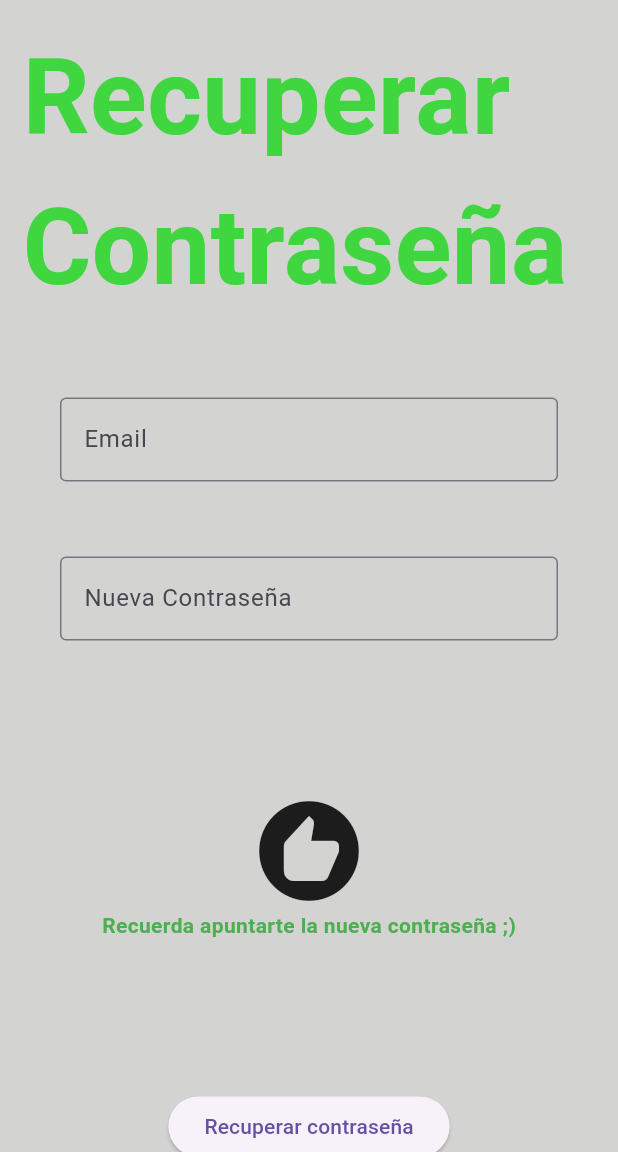
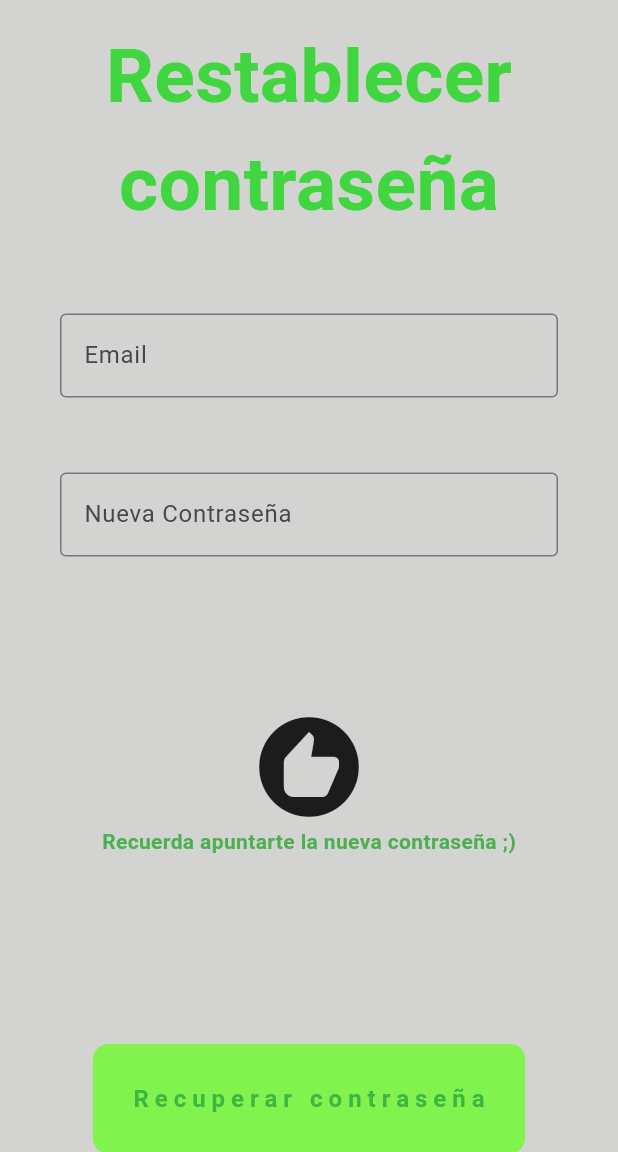
Before and after one commit to javierbm28/freetour, a Flutter app: the screen it shows after launch, after a tap on "Olvidaste la contraseña? Haz click aquí", on a phone screen of 412 x 824 dp, the part 84-1236 px from its top. Run offline on Flutter 3.47's test engine with Material 3 defaults, Android fonts, the phone set to English and light mode, and no system bars; our stand-ins replace google_fonts.

Commit message:
Canvi dels botons de elevatedButton a Container clickable
Text de la pagina inici centrat per movil

```diff
--- /dev/null
+++ b/lib/components/boto_auth.dart
@@ -0,0 +1,39 @@
+import 'package:flutter/material.dart';
+
+class BotoAuth extends StatelessWidget {
+  final String text;
+  Function()? onTap;
+
+  BotoAuth({
+    super.key,
+    required this.text,
+    required this.onTap,
+  });
+
+  @override
+  Widget build(BuildContext context) {
+    return GestureDetector(
+      onTap: onTap,
+      child: Container(
+        decoration: BoxDecoration(
+          borderRadius: BorderRadius.circular(10),
+          color: Color.fromARGB(255, 130, 243, 78),
+        ),
+        padding: const EdgeInsets.symmetric(
+          horizontal: 25,
+          vertical: 25,
+        ),
+        margin: const EdgeInsets.all(25),
+        child: Text(
+          text,
+          style: TextStyle(
+            color: const Color.fromARGB(255, 62, 182, 66),
+            fontWeight: FontWeight.bold,
+            fontSize: 16,
+            letterSpacing: 4,
+          ),
+        ),
+      ),
+    );
+  }
+}
--- a/lib/pagines/Pagina_Login.dart
+++ b/lib/pagines/Pagina_Login.dart
@@ -1,4 +1,5 @@
 import 'package:flutter/material.dart';
+import 'package:freetour/components/boto_auth.dart';
 import 'package:freetour/components/textField_auth.dart';
 import 'package:freetour/pagines/Pagina_Inici.dart';
 import 'package:freetour/pagines/Pagina_Recuperacio.dart';
@@ -16,6 +17,14 @@ class _LoginState extends State<Login> {
   TextEditingController controladorEmail = TextEditingController();
   TextEditingController controladorContrasenya = TextEditingController();
 
+  void ferLogin(BuildContext buildContext) async {
+    Navigator.pop(context);
+    Navigator.push(
+      context,
+      MaterialPageRoute(builder: (context) => const PaginaInici()),
+    );
+  }
+
   @override
   Widget build(BuildContext context) {
     return Scaffold(
@@ -23,7 +32,7 @@ class _LoginState extends State<Login> {
         title: const Text("Discovery Tour"),
         backgroundColor: const Color.fromARGB(255, 63, 214, 63),
       ),
-      backgroundColor: const Color.fromARGB(99, 141, 145, 140),
+      backgroundColor: const Color.fromARGB(98, 199, 202, 198),
       body: SingleChildScrollView(
         child: Container(
           width: double.infinity,
@@ -35,7 +44,7 @@ class _LoginState extends State<Login> {
                 "Login",
                 style: GoogleFonts.aBeeZee(
                   textStyle: const TextStyle(
-                    fontSize: 70,
+                    fontSize: 50,
                     fontWeight: FontWeight.bold,
                     color: Color.fromARGB(255, 63, 214, 63),
                   ),
@@ -58,7 +67,7 @@ class _LoginState extends State<Login> {
                 labelText: "Contraseña",
               ),
               const SizedBox(
-                height: 100,
+                height: 50,
               ),
               GestureDetector(
                 onTap: () {
@@ -77,41 +86,26 @@ class _LoginState extends State<Login> {
                   ),
                 ),
               ),
+              const SizedBox(
+                height: 50,
+              ),
               Row(
                 mainAxisAlignment: MainAxisAlignment.center,
                 children: [
-                  const SizedBox(
-                    height: 200,
-                  ),
-                  ElevatedButton(
-                    style: ElevatedButton.styleFrom(
-                      fixedSize: const Size(150, 50),
-                    ),
-                    onPressed: () {
-                      Navigator.pop(context);
-                      Navigator.push(
-                        context,
-                        MaterialPageRoute(
-                            builder: (context) => const Registro()),
-                      );
-                    },
-                    child: const Text("Registrate"),
-                  ),
-                  const SizedBox(
-                    width: 100,
-                  ),
-                  ElevatedButton(
-                      style: ElevatedButton.styleFrom(
-                        fixedSize: const Size(150, 50),
-                      ),
-                      onPressed: () {
+                  BotoAuth(
+                      text: "Registrarse",
+                      onTap: () {
+                        Navigator.pop(context);
                         Navigator.push(
                           context,
                           MaterialPageRoute(
-                              builder: (context) => const PaginaInici()),
+                              builder: (context) => const Registro()),
                         );
-                      },
-                      child: const Text("Entrar")),
+                      }),
+                  BotoAuth(
+                    text: "Entrar",
+                    onTap: () => ferLogin(context),
+                  ),
                 ],
               )
             ],
--- a/lib/pagines/Pagina_Recuperacio.dart
+++ b/lib/pagines/Pagina_Recuperacio.dart
@@ -1,4 +1,5 @@
 import 'package:flutter/material.dart';
+import 'package:freetour/components/boto_auth.dart';
 import 'package:freetour/components/textField_auth.dart';
 import 'package:freetour/pagines/Pagina_Login.dart';
 import 'package:google_fonts/google_fonts.dart';
@@ -31,13 +32,22 @@ class _RecuperarContrasenyaState extends State<RecuperarContrasenya> {
             padding: const EdgeInsets.all(15),
 
           child: Column(
-            mainAxisAlignment: MainAxisAlignment.start,
+            mainAxisAlignment: MainAxisAlignment.center,
             children: [
 
-               Text("Recuperar Contraseña",
+              Text("Restablecer",
                 style: GoogleFonts.aBeeZee
                 (textStyle: const TextStyle(
-                  fontSize: 70,
+                  fontSize: 50,
+                  fontWeight: FontWeight.bold,
+                  color: Color.fromARGB(255, 63, 214, 63),
+                  ),
+                ),
+              ),
+              Text("contraseña",
+                style: GoogleFonts.aBeeZee
+                (textStyle: const TextStyle(
+                  fontSize: 50,
                   fontWeight: FontWeight.bold,
                   color: Color.fromARGB(255, 63, 214, 63),
                   ),
@@ -77,15 +87,16 @@ class _RecuperarContrasenyaState extends State<RecuperarContrasenya> {
 
               const SizedBox(height: 100,),
 
-              ElevatedButton(
-                onPressed: () {
+              BotoAuth(
+                text: "Recuperar contraseña",
+                onTap: () {
                   Navigator.pop(context);
-                  Navigator.push(
-                    context,
-                    MaterialPageRoute(builder: (context) => const Login()),
-                  );
-                },
-                child: const Text("Recuperar contraseña"),
+                        Navigator.push(
+                          context,
+                          MaterialPageRoute(
+                              builder: (context) => const Login()),
+                        );
+                }
               ),
             ],
           ),
```
Also changed, not shown: lib/pagines/Pagina_Inici.dart (+20 -28 lines), lib/pagines/Pagina_Registre.dart (+10 -16 lines).
